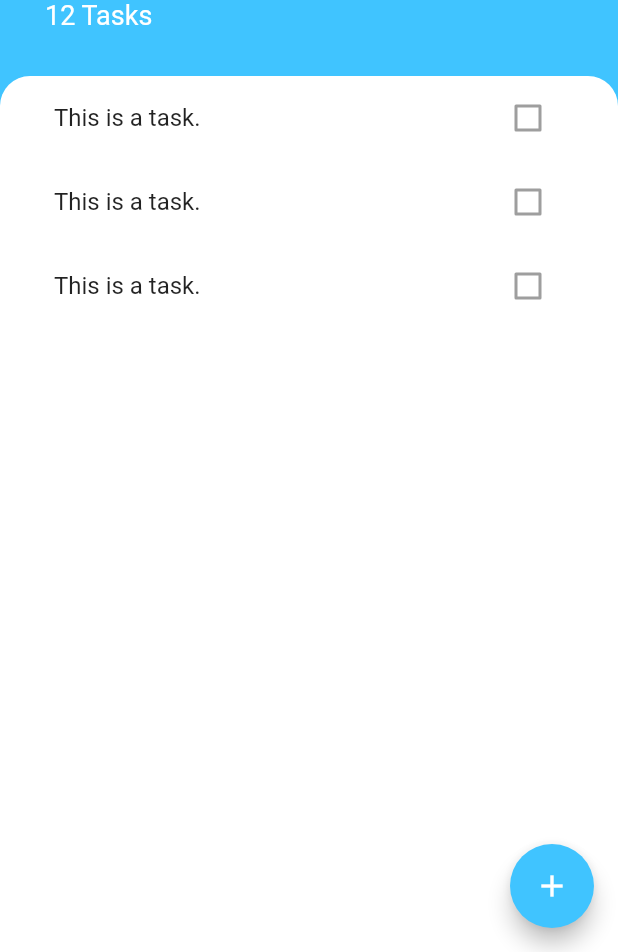
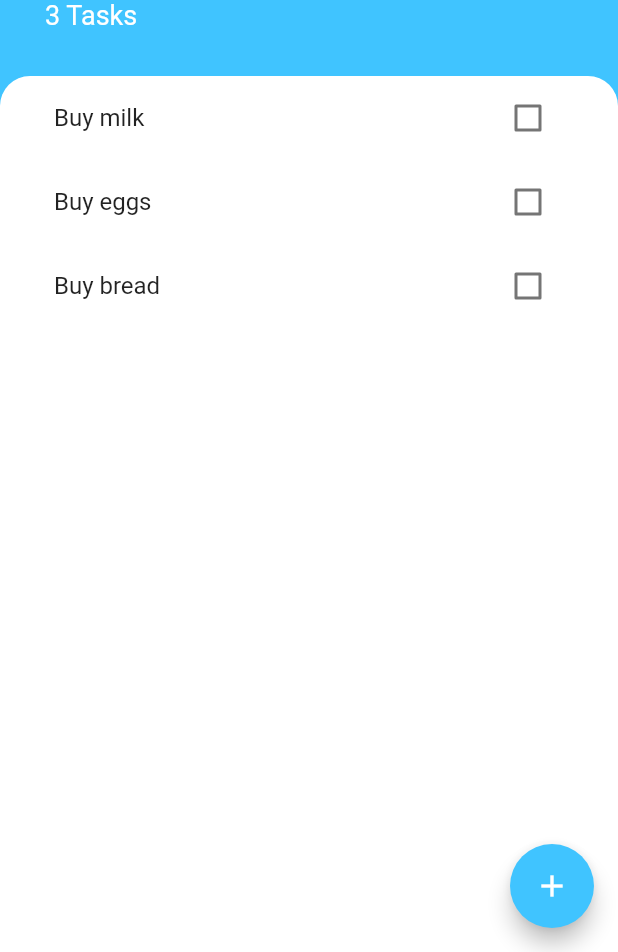
Before and after one commit to AkashDeepPatel/todoey_flutter, a Flutter app: the screen it shows after launch, on a phone screen of 412 x 824 dp, the part 284-1236 px from its top. Run offline on Flutter 3.47's test engine with Material 2 defaults, Android fonts, the phone set to English and light mode, and no system bars.

Commit message:
2nd Commit

```diff
--- a/lib/main.dart
+++ b/lib/main.dart
@@ -1,15 +1,18 @@
 import 'package:flutter/material.dart';
+import 'package:provider/provider.dart';
 import 'screens/tasks_screen.dart';
+import 'package:todoey_flutter/models/task_data.dart';
 
-void main() {
-  runApp(MyApp());
-}
+void main() => runApp(MyApp());
 
 class MyApp extends StatelessWidget {
   @override
   Widget build(BuildContext context) {
-    return MaterialApp(
-      home: TaskScreen(),
+    return ChangeNotifierProvider(
+      create: (context) => TaskData(),
+      child: MaterialApp(
+        home: TaskScreen(),
+      ),
     );
   }
 }
--- /dev/null
+++ b/lib/models/task.dart
@@ -0,0 +1,10 @@
+class Task {
+  final String name;
+  bool isDone;
+
+  Task({this.name, this.isDone = false});
+
+  void toggleDone() {
+    isDone = !isDone;
+  }
+}
--- /dev/null
+++ b/lib/models/task_data.dart
@@ -0,0 +1,20 @@
+import 'package:flutter/material.dart';
+import 'package:todoey_flutter/models/task.dart';
+
+class TaskData extends ChangeNotifier {
+  List<Task> tasks = [
+    Task(name: "Buy milk"),
+    Task(name: "Buy eggs"),
+    Task(name: "Buy bread"),
+  ];
+
+  int get taskCount {
+    return tasks.length;
+  }
+
+  void addTask(String newTaskTitle) {
+    final task = Task(name: newTaskTitle);
+    tasks.add(task);
+    notifyListeners();
+  }
+}
--- a/lib/screens/add_task_screen.dart
+++ b/lib/screens/add_task_screen.dart
@@ -1,4 +1,8 @@
 import 'package:flutter/material.dart';
+import 'package:provider/provider.dart';
+import 'package:todoey_flutter/models/task_data.dart';
+
+String newTaskTitle;
 
 class AddTaskScreen extends StatelessWidget {
   @override
@@ -28,11 +32,11 @@ class AddTaskScreen extends StatelessWidget {
               TextField(
                 autofocus: true,
                 textAlign: TextAlign.center,
+                onChanged: (newText) {
+                  newTaskTitle = newText;
+                },
               ),
               FlatButton(
-                onPressed: () {
-                  //Add our task to the list
-                },
                 child: Text(
                   'Add',
                   style: TextStyle(
@@ -40,6 +44,13 @@ class AddTaskScreen extends StatelessWidget {
                   ),
                 ),
                 color: Colors.lightBlueAccent,
+                onPressed: () {
+                  //Add our task to the list
+                  Provider.of<TaskData>(context, listen: false)
+                      .addTask(newTaskTitle);
+                  print(newTaskTitle);
+                  Navigator.pop(context);
+                },
               ),
             ],
           )),
--- a/lib/screens/tasks_screen.dart
+++ b/lib/screens/tasks_screen.dart
@@ -1,8 +1,15 @@
 import 'package:flutter/material.dart';
 import 'package:todoey_flutter/widgets/tasks_list.dart';
 import 'package:todoey_flutter/screens/add_task_screen.dart';
+import 'package:provider/provider.dart';
+import 'package:todoey_flutter/models/task_data.dart';
 
-class TaskScreen extends StatelessWidget {
+class TaskScreen extends StatefulWidget {
+  @override
+  _TaskScreenState createState() => _TaskScreenState();
+}
+
+class _TaskScreenState extends State<TaskScreen> {
   Widget buildBottomSheet;
 
   @override
@@ -14,7 +21,9 @@ class TaskScreen extends StatelessWidget {
         child: Icon(Icons.add),
         onPressed: () {
           showModalBottomSheet(
-              context: context, builder: (context) => AddTaskScreen());
+            context: context,
+            builder: (context) => AddTaskScreen(),
+          );
         },
       ),
       body: Column(
@@ -47,7 +56,7 @@ class TaskScreen extends StatelessWidget {
                   ),
                 ),
                 Text(
-                  '12 Tasks',
+                  '${Provider.of<TaskData>(context).taskCount} Tasks',
                   style: TextStyle(
                     color: Colors.white,
                     fontSize: 18.0,
--- a/lib/widgets/task_tile.dart
+++ b/lib/widgets/task_tile.dart
@@ -1,27 +1,27 @@
 import 'package:flutter/material.dart';
 
 class TaskTile extends StatelessWidget {
+  final bool isChecked;
+  final String taskTitle;
+  final Function checkboxCallback;
+
+  TaskTile({this.isChecked, this.taskTitle, this.checkboxCallback});
   @override
   Widget build(BuildContext context) {
     return ListTile(
       title: Text(
-        "This is a task.",
+        taskTitle,
+        style: TextStyle(
+          decoration: isChecked ? TextDecoration.lineThrough : null,
+        ),
       ),
-      trailing: TaskCheckBox(),
+      trailing: Checkbox(
+        activeColor: Colors.lightBlueAccent,
+        value: isChecked,
+        onChanged: (newValue) {
+          checkboxCallback(newValue);
+        },
+      ),
     );
   }
 }
-
-class TaskCheckBox extends StatelessWidget {
-  const TaskCheckBox({
-    Key key,
-  }) : super(key: key);
-
-  @override
-  Widget build(BuildContext context) {
-    return Checkbox(
-      activeColor: Colors.lightBlueAccent,
-      value: false,
-    );
-  }
-}
--- a/lib/widgets/tasks_list.dart
+++ b/lib/widgets/tasks_list.dart
@@ -1,15 +1,32 @@
 import 'package:flutter/material.dart';
 import 'package:todoey_flutter/widgets/task_tile.dart';
+import 'package:provider/provider.dart';
+import 'package:todoey_flutter/models/task_data.dart';
 
-class TasksList extends StatelessWidget {
+class TasksList extends StatefulWidget {
+  @override
+  _TasksListState createState() => _TasksListState();
+}
+
+class _TasksListState extends State<TasksList> {
   @override
   Widget build(BuildContext context) {
-    return ListView(
-      children: <Widget>[
-        TaskTile(),
-        TaskTile(),
-        TaskTile(),
-      ],
+    return Consumer<TaskData>(
+      builder: (context, taskData, child) {
+        return ListView.builder(
+          itemBuilder: (context, index) {
+            return TaskTile(
+                taskTitle: taskData.tasks[index].name,
+                isChecked: taskData.tasks[index].isDone,
+                checkboxCallback: (checkboxState) {
+                  // setState(() {
+                  //   widget.tasks[index].toggleDone();
+                  // });
+                });
+          },
+          itemCount: taskData.taskCount,
+        );
+      },
     );
   }
 }
--- a/pubspec.yaml
+++ b/pubspec.yaml
@@ -23,6 +23,7 @@ environment:
 dependencies:
   flutter:
     sdk: flutter
+  provider: ^5.0.0
 
 
   # The following adds the Cupertino Icons font to your application.
```
Also changed, not shown: pubspec.lock.
